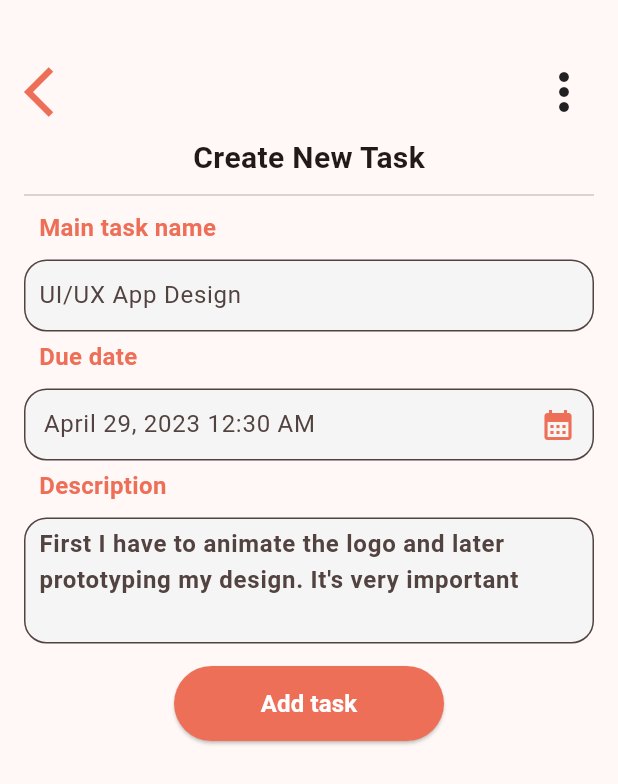
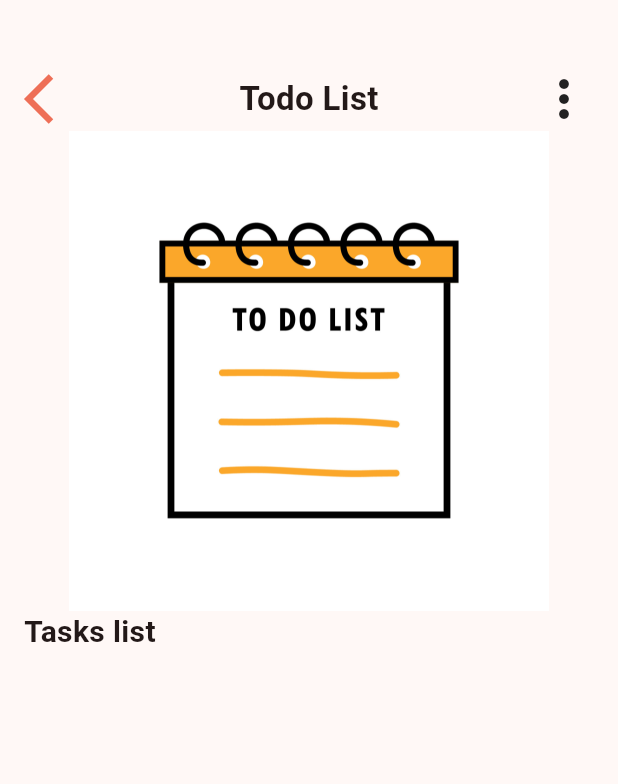
Before and after one commit to Bikila123/2023-project-phase-mobile-tasks, a Flutter app: the screen it shows after launch, on a phone screen of 412 x 824 dp. Shown: the top 784 px of the screen. Run offline on Flutter 3.47's test engine with Material 3 defaults, Android fonts, the light colour scheme and no system bars.

Commit message:
todo list design

```diff
--- /dev/null
+++ b/on-boarding/add_task/lib/Task.dart
@@ -0,0 +1,14 @@
+import 'dart:ui';
+class Task{
+  final String iconText;
+  final String taskDescription;
+  final String dateText;
+  final Color taskColor;
+
+  Task({
+    required this.iconText,
+    required this.taskDescription,
+    required this.dateText,
+    required this.taskColor,
+  });
+}
--- a/on-boarding/add_task/lib/main.dart
+++ b/on-boarding/add_task/lib/main.dart
@@ -1,3 +1,4 @@
+import 'package:add_task/todo_list.dart';
 import 'package:flutter/material.dart';
 
 import 'create_task.dart';
@@ -18,7 +19,7 @@ class MyApp extends StatelessWidget {
         colorScheme: ColorScheme.fromSeed(seedColor: const Color(0xFFEE6F57)),
         useMaterial3: true,
       ),
-      home: const CreateTask(), //change to MyHomePage() for home page  until routing will be done
+      home: TodoList(), //change to MyHomePage() for home page  until routing will be done
     );
   }
 }
--- /dev/null
+++ b/on-boarding/add_task/lib/todo_list.dart
@@ -0,0 +1,87 @@
+import 'dart:ui';
+
+import 'package:flutter/cupertino.dart';
+import 'package:flutter/material.dart';
+
+import 'Task.dart';
+
+class TodoList extends StatelessWidget{
+   TodoList({Key? key}) : super(key: key);
+  List<Task> tasks = [
+    Task(
+      iconText: 'U',
+      taskDescription: 'UI/UX App Design',
+      dateText: 'April, 29, 2023',
+      taskColor: Colors.red,
+    ),
+    Task(
+      iconText: 'U',
+      taskDescription: 'UI/UX App Design',
+      dateText: 'April, 29, 2023',
+      taskColor: Colors.green,
+    ),
+    Task(
+      iconText: 'V',
+      taskDescription: 'View candidates',
+      dateText: 'April, 29, 2023',
+      taskColor: Colors.yellow,
+    ),
+    Task(
+      iconText: 'F',
+      taskDescription: 'Football CU Dry-bling',
+      dateText: 'April, 29, 2023',
+      taskColor: Colors.red,
+    ),
+  ];
+  @override
+  Widget build(BuildContext context){
+    return Scaffold(
+      body: Container(
+        padding: const EdgeInsets.all(16.0),
+        child:Column(
+          crossAxisAlignment: CrossAxisAlignment.start,
+          children: [
+            const SizedBox(height: 30),
+            Container(
+              margin: const EdgeInsets.only(bottom: 1),
+              child: const Row(
+                mainAxisAlignment: MainAxisAlignment.spaceBetween,
+                children: <Widget>[
+                  Icon(
+                    Icons.arrow_back_ios,
+                    size: 40,
+                    color: Color(0xFFEE6F57),
+                  ),
+                  Text(
+                    'Todo List',
+                    style: TextStyle(
+                      fontWeight: FontWeight.bold,
+                      fontSize: 22
+                    ),
+                  ),
+                  Icon(
+                    Icons.more_vert,
+                    size: 40,
+                  )
+                ],
+              ),
+            ),
+            Image.asset(
+              'images/thingstodo.jpg',
+              width: 480,
+              height: 320,
+              fit: BoxFit.contain,
+            ),
+            const Text(
+              'Tasks list',
+              style: TextStyle(
+                fontWeight: FontWeight.bold,
+                fontSize: 20
+              ),
+            ),
+          ],
+        ),
+      ),
+    );
+  }
+}
--- a/on-boarding/add_task/pubspec.yaml
+++ b/on-boarding/add_task/pubspec.yaml
@@ -61,6 +61,7 @@ flutter:
   # To add assets to your application, add an assets section, like this:
   assets:
      - images/drawing.jpeg
+     - images/thingstodo.jpg
   #   - images/a_dot_ham.jpeg
 
   # An image asset can refer to one or more resolution-specific "variants", see
```
Also changed, not shown: on-boarding/add_task/images/thingstodo.jpg (added), on-boarding/add_task/images/todolist.jpg (added), on-boarding/add_task/lib/task_detail.dart (added).
